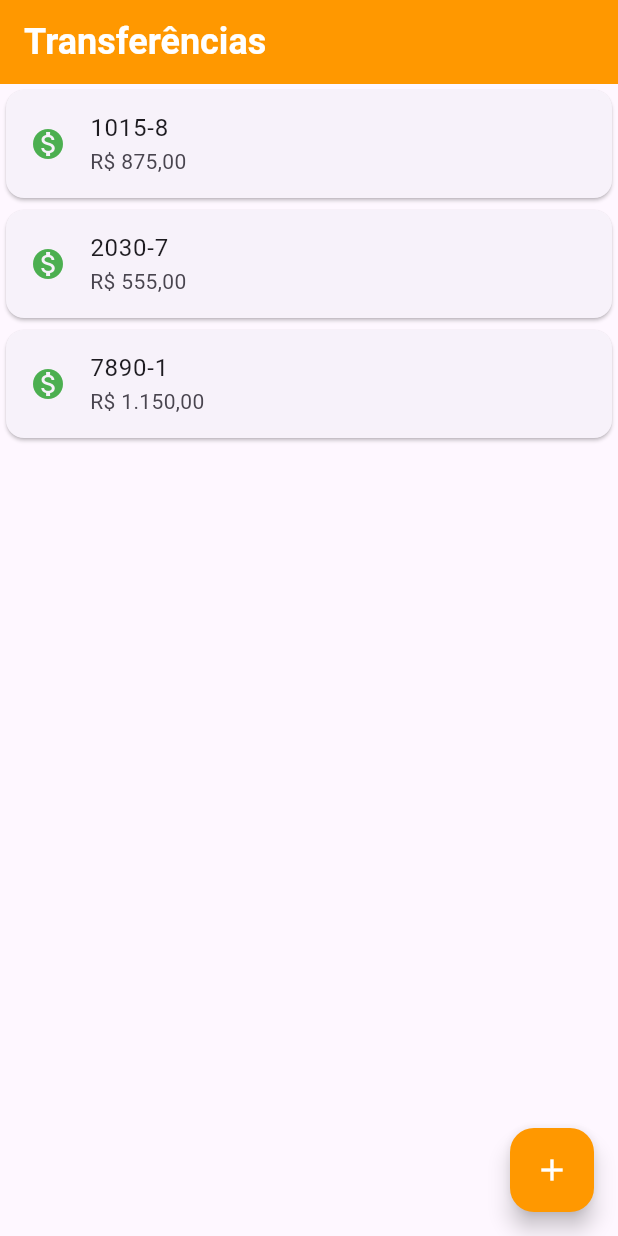
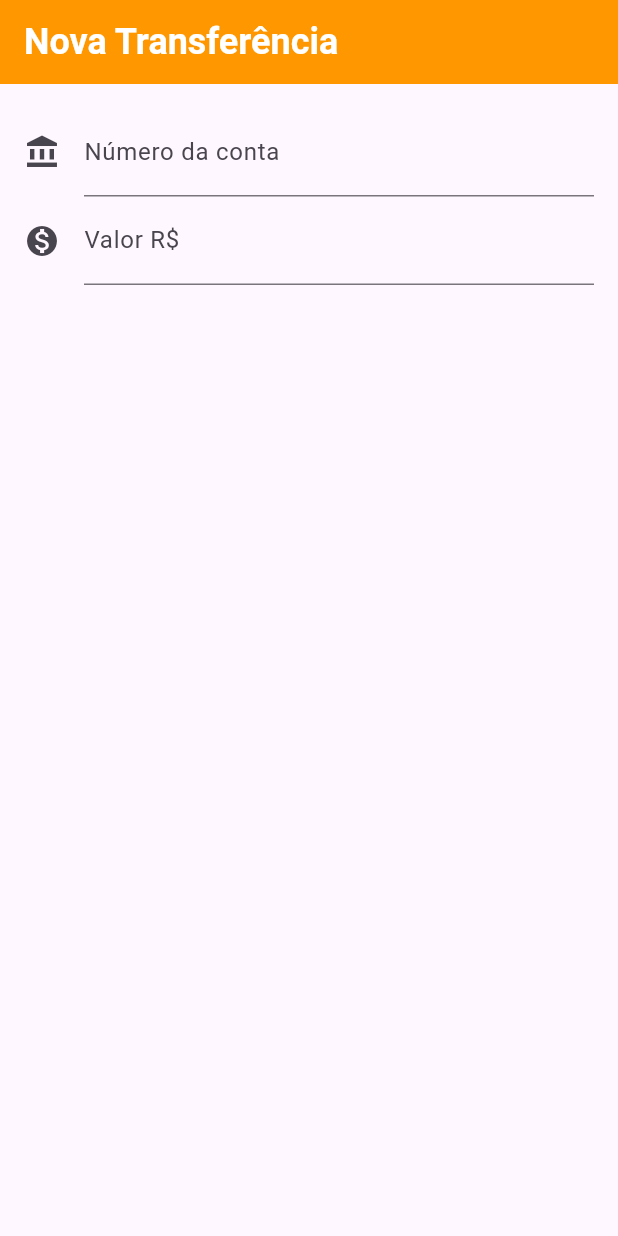
Before and after one commit to rafaelchioca/bank2, a Flutter app: the screen it shows after launch, on a phone screen of 412 x 824 dp. Run offline on Flutter 3.47's test engine with Material 3 defaults, Android fonts, the phone set to English and light mode, and no system bars.

Commit message:
Refatoração - Aula 09/03/2024

```diff
--- a/lib/main.dart
+++ b/lib/main.dart
@@ -1,51 +1,116 @@
 import 'package:flutter/material.dart';
 
-void main() => runApp(
-      MaterialApp(
+void main() => runApp(const BankApp());
+
+class BankApp extends StatelessWidget {
+  const BankApp({super.key});
+
+  @override
+  Widget build(BuildContext context) {
+    return const MaterialApp(
       home: Scaffold(
-          body: const Column(
-            children: [
-              Card(
-                child: ListTile(
-                  leading: Icon(Icons.monetization_on, color: Colors.green),
-                  title: Text('1015-8'),
-                  subtitle: Text('R\$ 875,00'),
+        body: FormularioTransferencia(),
+      ),
+    );
+  }
+}
+
+class FormularioTransferencia extends StatelessWidget {
+  const FormularioTransferencia({super.key});
+
+  @override
+  Widget build(BuildContext context) {
+    // TODO: implement build
+    return Scaffold(
+      appBar: AppBar(
+        backgroundColor: Colors.orange,
+        title: const Text(
+          'Nova Transferência',
+          style: TextStyle(
+              color: Colors.white, fontSize: 24, fontWeight: FontWeight.bold),
         ),
       ),
-              Card(
-                child: ListTile(
-                  leading: Icon(Icons.monetization_on, color: Colors.green),
-                  title: Text('2030-7'),
-                  subtitle: Text('R\$ 555,00'),
+      body: const Padding(
+        padding: EdgeInsets.all(16.0),
+        child: Column(
+          children: [
+            TextField(
+              style: TextStyle(fontSize: 18),
+              decoration: InputDecoration(
+                labelText: 'Número da conta',
+                hintText: '0000',
+                icon: Icon(Icons.account_balance),
               ),
+              keyboardType: TextInputType.number,
             ),
-              Card(
-                child: ListTile(
-                  leading: Icon(Icons.monetization_on, color: Colors.green),
-                  title: Text('7890-1'),
-                  subtitle: Text('R\$ 1.150,00'),
+            TextField(
+              style: TextStyle(fontSize: 18),
+              decoration: InputDecoration(
+                labelText: 'Valor R\$',
+                hintText: '0.00',
+                icon: Icon(Icons.monetization_on),
               ),
+              keyboardType: TextInputType.number,
             ),
           ],
         ),
+      ),
+    );
+  }
+}
+
+class ListaTransferencias extends StatelessWidget {
+  const ListaTransferencias({super.key});
+
+  @override
+  Widget build(BuildContext context) {
+    // TODO: implement build
+    return Scaffold(
       appBar: AppBar(
         backgroundColor: Colors.orange,
         title: const Text(
           'Transferências',
           style: TextStyle(
-                  color: Colors.white,
-                  fontSize: 24,
-                  fontWeight: FontWeight.bold),
+              color: Colors.white, fontSize: 24, fontWeight: FontWeight.bold),
         ),
+      ),
+      body: Column(
+        children: [
+          ItemTransferencia(
+            Transferencia(1500.50, 6874),
+          ),
+        ],
       ),
       floatingActionButton: FloatingActionButton(
         backgroundColor: Colors.orange,
         onPressed: () {},
-            child: const Icon(
-              Icons.add,
-              color: Colors.white,
-            ),
-          ),
-        ),
+        child: const Icon(Icons.add, color: Colors.white),
       ),
     );
+  }
+}
+
+class ItemTransferencia extends StatelessWidget {
+  final Transferencia _transferencia;
+
+  const ItemTransferencia(this._transferencia, {super.key});
+
+  @override
+  Widget build(BuildContext context) {
+    // TODO: implement build
+    return Card(
+      child: ListTile(
+        leading: const Icon(Icons.monetization_on, color: Colors.green),
+        title: Text(_transferencia.valor.toString()),
+        subtitle: Text(_transferencia.numeroConta.toString()),
+      ),
+    );
+  }
+}
+
+class Transferencia {
+  final double valor;
+  final int numeroConta;
+
+  Transferencia(this.valor, this.numeroConta);
+}
```
Lines whose indentation alone changed are shown as unchanged.
